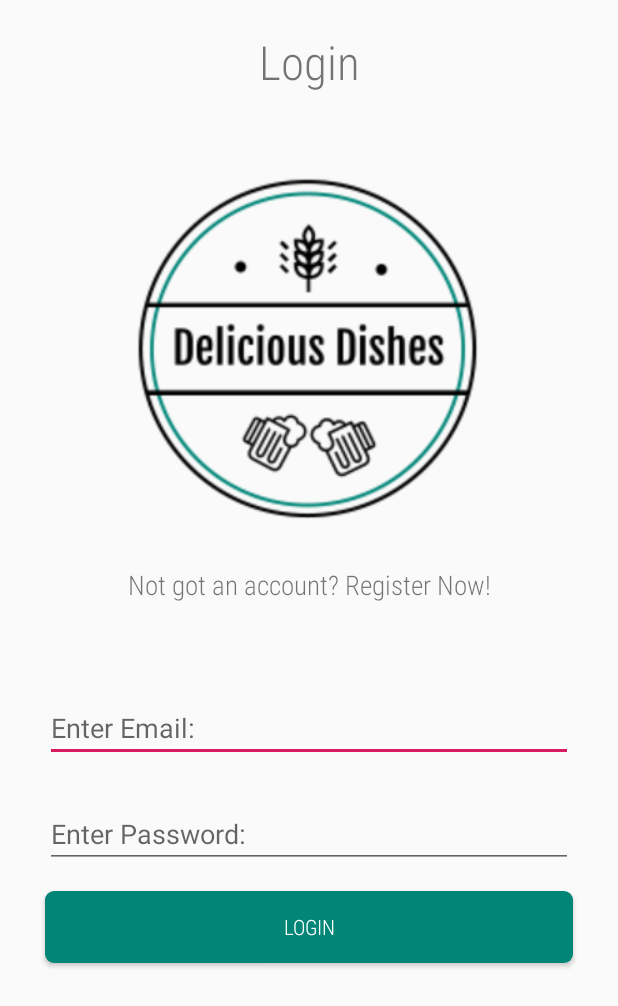
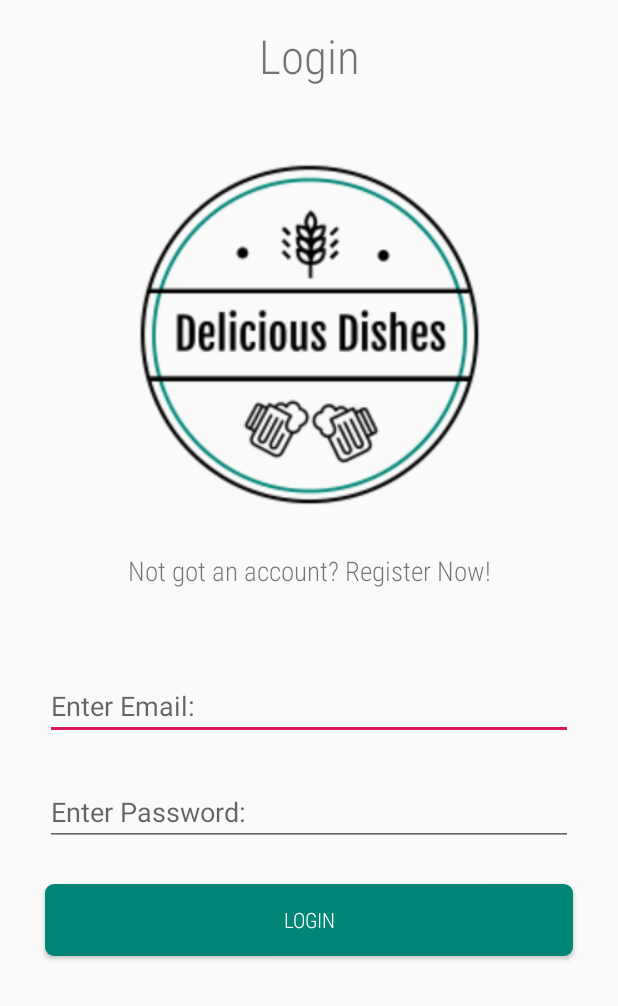
Before and after one commit to Lbannon98/Mobile-Application-Development-Android-App, an Android app: the LoginActivity screen opened directly, with no data from a screen before it, on a phone screen of 412 x 824 dp. Shown: the top 1006 px of the screen. Run offline under Robolectric (Android 15) with nearby library versions, the phone set to English and light mode, and no system bars; our stand-ins replace Firebase (no records; nobody signed in at launch, a user with empty details on screens opened directly); 1 statement that could not run was skipped.

Commit message:
Adding constraints to login page

```diff
--- a/app/src/main/res/layout/activity_login.xml
+++ b/app/src/main/res/layout/activity_login.xml
@@ -1,5 +1,6 @@
 <?xml version="1.0" encoding="utf-8"?>
-<LinearLayout xmlns:android="http://schemas.android.com/apk/res/android"
+<androidx.constraintlayout.widget.ConstraintLayout xmlns:android="http://schemas.android.com/apk/res/android"
+    xmlns:tools="http://schemas.android.com/tools"
     android:orientation="vertical" android:layout_width="match_parent"
     xmlns:app="http://schemas.android.com/apk/res-auto"
     android:layout_height="match_parent">
@@ -9,36 +10,43 @@
         android:id="@+id/login_title"
         android:layout_width="match_parent"
         android:layout_height="wrap_content"
-        android:layout_marginTop="20dp"
+        android:layout_marginTop="16dp"
+        android:fontFamily="sans-serif-condensed-light"
+        android:text="@string/login"
+        android:textAlignment="center"
+        android:textSize="14pt"
+        app:layout_constraintEnd_toEndOf="parent"
+        app:layout_constraintTop_toTopOf="parent"
+        android:layout_marginStart="30dp"
         android:layout_marginLeft="30dp"
-        android:layout_marginRight="30dp"
-        android:layout_marginBottom="5dp"
-        android:text="@string/login"
-        android:textSize="14pt"
-        android:fontFamily="sans-serif-condensed-light"
-        android:textAlignment="center"/>
+        android:layout_marginEnd="30dp"
+        android:layout_marginRight="30dp"/>
 
     <ImageView
         android:id="@+id/login_logo"
         android:layout_width="250dp"
         android:layout_height="250dp"
-        android:layout_marginLeft="80dp"
         android:layout_marginTop="40dp"
-        android:layout_marginRight="80dp"
-        android:src="@drawable/logo" />
+        android:src="@drawable/logo"
+        app:layout_constraintEnd_toEndOf="parent"
+        app:layout_constraintStart_toStartOf="parent"
+        app:layout_constraintTop_toBottomOf="@+id/login_title" />
 
     <TextView
         android:id="@+id/create_account"
         android:layout_width="match_parent"
         android:layout_height="wrap_content"
-        android:layout_marginLeft="30dp"
         android:layout_marginTop="20dp"
-        android:layout_marginRight="30dp"
-        android:layout_marginBottom="5dp"
         android:fontFamily="sans-serif-condensed-light"
         android:text="@string/create_account"
         android:textAlignment="center"
-        android:textSize="8pt" />
+        android:textSize="8pt"
+        app:layout_constraintStart_toStartOf="parent"
+        app:layout_constraintTop_toBottomOf="@+id/login_logo"
+        android:layout_marginStart="30dp"
+        android:layout_marginLeft="30dp"
+        android:layout_marginEnd="30dp"
+        android:layout_marginRight="30dp"/>
 
     <EditText
         android:id="@+id/login_email"
@@ -46,12 +54,16 @@
         android:layout_height="wrap_content"
         android:layout_below="@+id/login_logo"
         android:layout_marginTop="55dp"
+        android:ems="10"
+        android:hint="@string/login_email"
+        android:importantForAutofill="no"
+        android:inputType="textEmailSubject"
+        app:layout_constraintStart_toStartOf="parent"
+        app:layout_constraintTop_toBottomOf="@+id/create_account"
+        android:layout_marginStart="30dp"
         android:layout_marginLeft="30dp"
-        android:layout_marginRight="30dp"
-        android:ems="10"
-        android:inputType="textEmailSubject"
-        android:hint="@string/login_email"
-        android:importantForAutofill="no" />
+        android:layout_marginEnd="30dp"
+        android:layout_marginRight="30dp"/>
 
     <EditText
         android:id="@+id/login_password"
@@ -59,13 +71,17 @@
         android:layout_height="wrap_content"
         android:layout_below="@+id/login_email"
         android:layout_marginTop="25dp"
-        android:layout_marginLeft="30dp"
-        android:layout_marginRight="30dp"
         android:ems="10"
-        android:inputType="textPassword"
         android:hint="@string/login_password"
         android:importantForAutofill="no"
-        android:maxLength="6"/>
+        android:inputType="textPassword"
+        android:maxLength="6"
+        app:layout_constraintTop_toBottomOf="@+id/login_email"
+        tools:layout_editor_absoluteX="38dp"
+        android:layout_marginStart="30dp"
+        android:layout_marginLeft="30dp"
+        android:layout_marginEnd="30dp"
+        android:layout_marginRight="30dp"/>
 
     <com.google.android.material.button.MaterialButton
         android:id="@+id/loginBtn"
@@ -73,11 +89,16 @@
         android:layout_width="match_parent"
         android:layout_height="wrap_content"
         android:layout_below="@id/login_password"
+        android:layout_marginStart="30dp"
+        android:layout_marginLeft="30dp"
+        android:layout_marginTop="25dp"
+        android:layout_marginEnd="30dp"
+        android:layout_marginRight="30dp"
         android:fontFamily="sans-serif-condensed-light"
-        android:layout_marginTop="15dp"
-        android:layout_marginRight="30dp"
-        android:layout_marginLeft="30dp"
         android:text="@string/login"
-        app:backgroundTint="@color/colorPrimary"/>
+        app:backgroundTint="@color/colorPrimary"
+        app:layout_constraintEnd_toEndOf="parent"
+        app:layout_constraintStart_toStartOf="parent"
+        app:layout_constraintTop_toBottomOf="@+id/login_password" />
 
-</LinearLayout>
+</androidx.constraintlayout.widget.ConstraintLayout>
```
